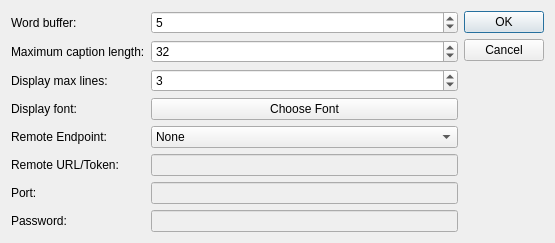
greenwyrt/plover2CAT, file plover_cat/caption_dialog.ui: the form before one commit.
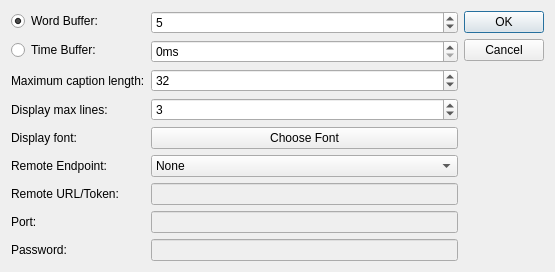
The form after the commit.

Commit message: ui and code for time buffer for captions

```diff
--- a/plover_cat/caption_dialog.ui
+++ b/plover_cat/caption_dialog.ui
@@ -16,13 +16,6 @@
   <layout class="QHBoxLayout" name="horizontalLayout_2">
    <item>
     <layout class="QFormLayout" name="formLayout">
-     <item row="0" column="0">
-      <widget class="QLabel" name="label_3">
-       <property name="text">
-        <string>Word buffer:</string>
-       </property>
-      </widget>
-     </item>
      <item row="0" column="1">
       <widget class="QSpinBox" name="charOffset">
        <property name="toolTip">
@@ -172,6 +165,39 @@
        </property>
       </widget>
      </item>
+     <item row="1" column="0">
+      <widget class="QRadioButton" name="enableTimeBuffer">
+       <property name="text">
+        <string>Time Buffer:</string>
+       </property>
+      </widget>
+     </item>
+     <item row="1" column="1">
+      <widget class="QSpinBox" name="timeOffset">
+       <property name="enabled">
+        <bool>true</bool>
+       </property>
+       <property name="suffix">
+        <string>ms</string>
+       </property>
+       <property name="maximum">
+        <number>100000</number>
+       </property>
+       <property name="singleStep">
+        <number>1000</number>
+       </property>
+      </widget>
+     </item>
+     <item row="0" column="0">
+      <widget class="QRadioButton" name="enableWordBuffer">
+       <property name="text">
+        <string>Word Buffer:</string>
+       </property>
+       <property name="checked">
+        <bool>true</bool>
+       </property>
+      </widget>
+     </item>
     </layout>
    </item>
    <item>
```
The commit also changes 2 other files.
